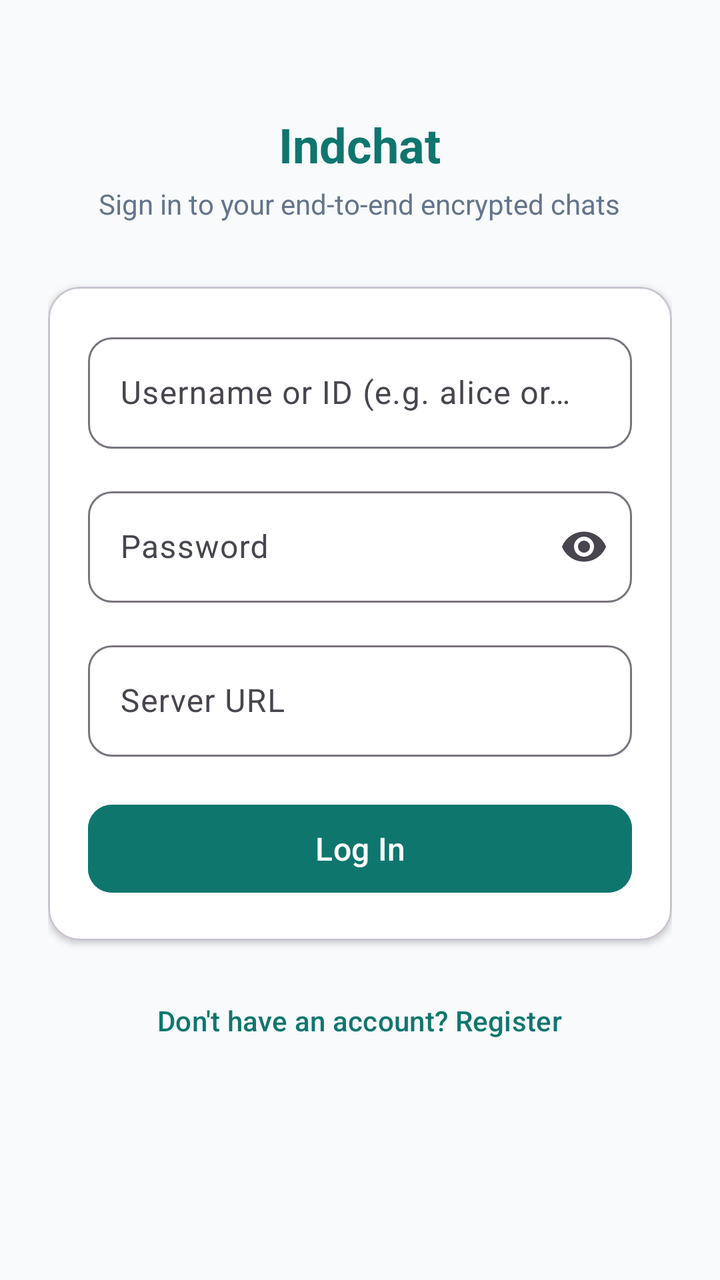
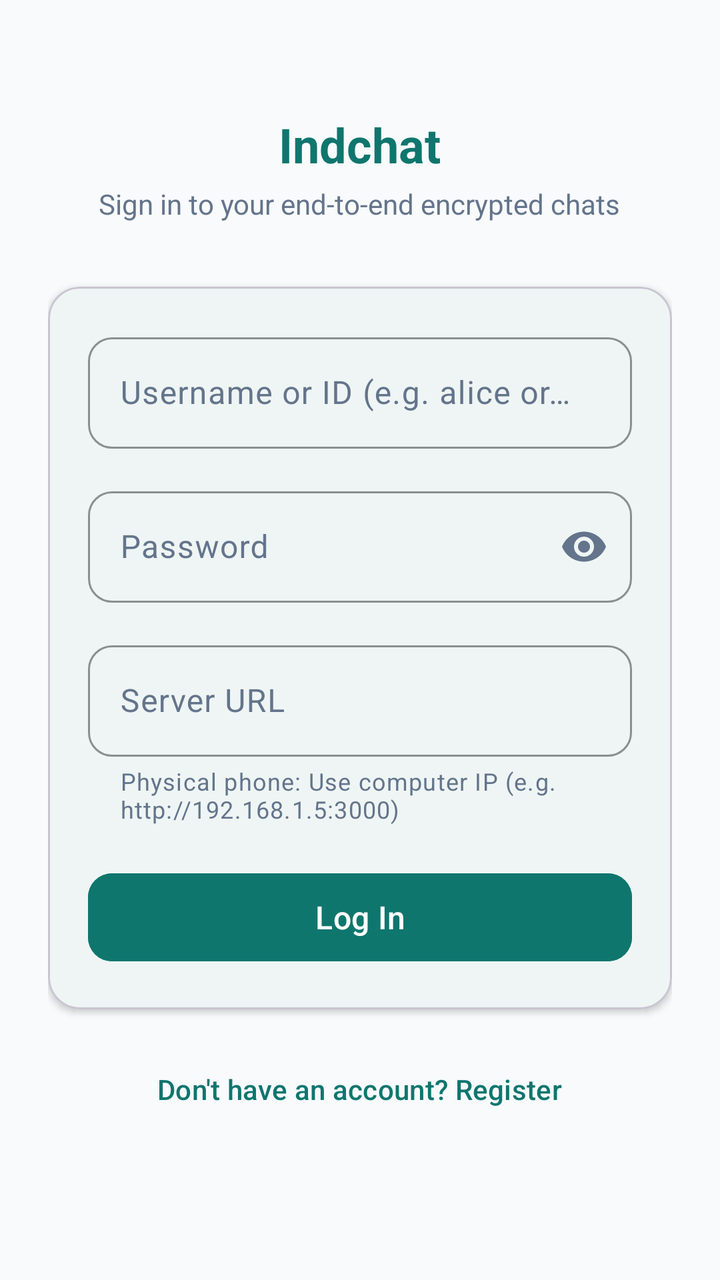

Before-and-after screenshots of an Android layout around one commit, followed by the original layout XML and the change that was made.
<!-- AndroidManifest.xml: application theme Theme.SimpleE2EEChat -->
<!-- res/layout/activity_login.xml -->
<?xml version="1.0" encoding="utf-8"?>
<ScrollView xmlns:android="http://schemas.android.com/apk/res/android"
    xmlns:app="http://schemas.android.com/apk/res-auto"
    android:layout_width="match_parent"
    android:layout_height="match_parent"
    android:fillViewport="true"
    android:background="@color/background_light">

    <LinearLayout
        android:layout_width="match_parent"
        android:layout_height="wrap_content"
        android:orientation="vertical"
        android:padding="24dp"
        android:gravity="center_horizontal">

        <TextView
            android:layout_width="wrap_content"
            android:layout_height="wrap_content"
            android:layout_marginTop="32dp"
            android:text="@string/app_name"
            android:textColor="@color/primary"
            android:textSize="24sp"
            android:textStyle="bold" />

        <TextView
            android:layout_width="wrap_content"
            android:layout_height="wrap_content"
            android:layout_marginTop="4dp"
            android:text="@string/login_subtitle"
            android:textColor="@color/text_secondary"
            android:textSize="14sp" />

        
        <com.google.android.material.card.MaterialCardView
            android:layout_width="match_parent"
            android:layout_height="wrap_content"
            android:layout_marginTop="32dp"
            app:cardCornerRadius="16dp"
            app:cardElevation="2dp"
            app:cardBackgroundColor="@color/surface_light">

            <LinearLayout
                android:layout_width="match_parent"
                android:layout_height="wrap_content"
                android:orientation="vertical"
                android:padding="20dp">

                
                <com.google.android.material.textfield.TextInputLayout
                    android:id="@+id/tilUsername"
                    android:layout_width="match_parent"
                    android:layout_height="wrap_content"
                    android:hint="@string/username_or_id_hint"
                    app:boxBackgroundMode="outline"
                    app:boxCornerRadiusTopStart="12dp"
                    app:boxCornerRadiusTopEnd="12dp"
                    app:boxCornerRadiusBottomStart="12dp"
                    app:boxCornerRadiusBottomEnd="12dp">

                    <com.google.android.material.textfield.TextInputEditText
                        android:id="@+id/etUsername"
                        android:layout_width="match_parent"
                        android:layout_height="wrap_content"
                        android:inputType="textNoSuggestions"
                        android:maxLines="1" />
                </com.google.android.material.textfield.TextInputLayout>

                
                <com.google.android.material.textfield.TextInputLayout
                    android:id="@+id/tilPassword"
                    android:layout_width="match_parent"
                    android:layout_height="wrap_content"
                    android:layout_marginTop="16dp"
                    android:hint="@string/password_hint"
                    app:boxBackgroundMode="outline"
                    app:boxCornerRadiusTopStart="12dp"
                    app:boxCornerRadiusTopEnd="12dp"
                    app:boxCornerRadiusBottomStart="12dp"
                    app:boxCornerRadiusBottomEnd="12dp"
                    app:endIconMode="password_toggle">

                    <com.google.android.material.textfield.TextInputEditText
                        android:id="@+id/etPassword"
                        android:layout_width="match_parent"
                        android:layout_height="wrap_content"
                        android:inputType="textPassword"
                        android:maxLines="1" />
                </com.google.android.material.textfield.TextInputLayout>

                
                <com.google.android.material.textfield.TextInputLayout
                    android:id="@+id/tilServerUrl"
                    android:layout_width="match_parent"
                    android:layout_height="wrap_content"
                    android:layout_marginTop="16dp"
                    android:hint="Server URL"
                    app:boxBackgroundMode="outline"
                    app:boxCornerRadiusTopStart="12dp"
                    app:boxCornerRadiusTopEnd="12dp"
                    app:boxCornerRadiusBottomStart="12dp"
                    app:boxCornerRadiusBottomEnd="12dp">

                    <com.google.android.material.textfield.TextInputEditText
                        android:id="@+id/etServerUrl"
                        android:layout_width="match_parent"
                        android:layout_height="wrap_content"
                        android:inputType="textUri"
                        android:maxLines="1" />
                </com.google.android.material.textfield.TextInputLayout>

                
                <TextView
                    android:id="@+id/tvError"
                    android:layout_width="match_parent"
                    android:layout_height="wrap_content"
                    android:layout_marginTop="12dp"
                    android:textColor="@color/error_red"
                    android:textSize="13sp"
                    android:visibility="gone" />

                
                <com.google.android.material.button.MaterialButton
                    android:id="@+id/btnLogin"
                    android:layout_width="match_parent"
                    android:layout_height="52dp"
                    android:layout_marginTop="20dp"
                    android:text="@string/login_button"
                    android:textSize="16sp"
                    app:cornerRadius="12dp"
                    android:backgroundTint="@color/primary" />

                <ProgressBar
                    android:id="@+id/progressLoading"
                    android:layout_width="wrap_content"
                    android:layout_height="wrap_content"
                    android:layout_gravity="center_horizontal"
                    android:layout_marginTop="16dp"
                    android:indeterminateTint="@color/primary"
                    android:visibility="gone" />
            </LinearLayout>
        </com.google.android.material.card.MaterialCardView>

        
        <com.google.android.material.button.MaterialButton
            android:id="@+id/btnGoRegister"
            style="@style/Widget.Material3.Button.TextButton"
            android:layout_width="wrap_content"
            android:layout_height="wrap_content"
            android:layout_marginTop="16dp"
            android:text="@string/no_account"
            android:textColor="@color/primary" />

    </LinearLayout>
</ScrollView>
<!-- resources referenced by this layout -->
<resources>
  <color name="background_light">#F8FAFC</color>
  <color name="error_red">#EF4444</color>
  <color name="primary">#0F766E</color>
  <color name="surface_light">#FFFFFF</color>
  <color name="text_secondary">#64748B</color>
  <string name="app_name">Indchat</string>
  <string name="login_button">Log In</string>
  <string name="login_subtitle">Sign in to your end-to-end encrypted chats</string>
  <string name="no_account">Don\'t have an account? Register</string>
  <string name="password_hint">Password</string>
  <string name="username_or_id_hint">Username or ID (e.g. alice or E2E-XXXX)</string>
  <style name="Theme.SimpleE2EEChat" parent="Theme.Material3.DayNight.NoActionBar">
          <item name="colorPrimary">@color/primary</item>
          <item name="colorOnPrimary">@color/on_primary</item>
          <item name="colorSecondary">@color/secondary</item>
          <item name="android:statusBarColor">@color/surface_light</item>
          <item name="android:windowLightStatusBar">true</item>
          <item name="android:windowBackground">@color/background_light</item>
      </style>
  <color name="on_primary">#FFFFFF</color>
  <color name="secondary">#0369A1</color>
</resources>

<!-- the commit's change to res/layout/activity_login.xml (unified diff, before → after) -->
@@ -51,18 +51,23 @@
                     android:layout_width="match_parent"
                     android:layout_height="wrap_content"
                     android:hint="@string/username_or_id_hint"
+                    android:textColorHint="@color/text_secondary"
                     app:boxBackgroundMode="outline"
                     app:boxCornerRadiusTopStart="12dp"
                     app:boxCornerRadiusTopEnd="12dp"
                     app:boxCornerRadiusBottomStart="12dp"
-                    app:boxCornerRadiusBottomEnd="12dp">
+                    app:boxCornerRadiusBottomEnd="12dp"
+                    app:boxStrokeColor="@color/primary"
+                    app:hintTextColor="@color/primary">
 
                     <com.google.android.material.textfield.TextInputEditText
                         android:id="@+id/etUsername"
                         android:layout_width="match_parent"
                         android:layout_height="wrap_content"
                         android:inputType="textNoSuggestions"
-                        android:maxLines="1" />
+                        android:maxLines="1"
+                        android:textColor="@color/text_primary"
+                        android:textColorHint="@color/text_muted" />
                 </com.google.android.material.textfield.TextInputLayout>
 
                 
@@ -72,19 +77,25 @@
                     android:layout_height="wrap_content"
                     android:layout_marginTop="16dp"
                     android:hint="@string/password_hint"
+                    android:textColorHint="@color/text_secondary"
                     app:boxBackgroundMode="outline"
                     app:boxCornerRadiusTopStart="12dp"
                     app:boxCornerRadiusTopEnd="12dp"
                     app:boxCornerRadiusBottomStart="12dp"
                     app:boxCornerRadiusBottomEnd="12dp"
-                    app:endIconMode="password_toggle">
+                    app:boxStrokeColor="@color/primary"
+                    app:hintTextColor="@color/primary"
+                    app:endIconMode="password_toggle"
+                    app:endIconTint="@color/text_secondary">
 
                     <com.google.android.material.textfield.TextInputEditText
                         android:id="@+id/etPassword"
                         android:layout_width="match_parent"
                         android:layout_height="wrap_content"
                         android:inputType="textPassword"
-                        android:maxLines="1" />
+                        android:maxLines="1"
+                        android:textColor="@color/text_primary"
+                        android:textColorHint="@color/text_muted" />
                 </com.google.android.material.textfield.TextInputLayout>
 
                 
@@ -94,18 +105,26 @@
                     android:layout_height="wrap_content"
                     android:layout_marginTop="16dp"
                     android:hint="Server URL"
+                    android:textColorHint="@color/text_secondary"
                     app:boxBackgroundMode="outline"
                     app:boxCornerRadiusTopStart="12dp"
                     app:boxCornerRadiusTopEnd="12dp"
                     app:boxCornerRadiusBottomStart="12dp"
-                    app:boxCornerRadiusBottomEnd="12dp">
+                    app:boxCornerRadiusBottomEnd="12dp"
+                    app:boxStrokeColor="@color/primary"
+                    app:hintTextColor="@color/primary"
+                    app:helperText="Physical phone: Use computer IP (e.g. http://192.168.1.5:3000)"
+                    app:helperTextTextColor="@color/text_secondary"
+                    app:helperTextEnabled="true">
 
                     <com.google.android.material.textfield.TextInputEditText
                         android:id="@+id/etServerUrl"
                         android:layout_width="match_parent"
                         android:layout_height="wrap_content"
                         android:inputType="textUri"
-                        android:maxLines="1" />
+                        android:maxLines="1"
+                        android:textColor="@color/text_primary"
+                        android:textColorHint="@color/text_muted" />
                 </com.google.android.material.textfield.TextInputLayout>
 
                 
<!-- resource entries referenced after the edit -->
@@ -4,6 +4,8 @@
   <color name="error_red">#EF4444</color>
   <color name="primary">#0F766E</color>
   <color name="surface_light">#FFFFFF</color>
+  <color name="text_muted">#94A3B8</color>
+  <color name="text_primary">#0F172A</color>
   <color name="text_secondary">#64748B</color>
   <string name="app_name">Indchat</string>
   <string name="login_button">Log In</string>
@@ -11,15 +13,33 @@
   <string name="no_account">Don\'t have an account? Register</string>
   <string name="password_hint">Password</string>
   <string name="username_or_id_hint">Username or ID (e.g. alice or E2E-XXXX)</string>
-  <style name="Theme.SimpleE2EEChat" parent="Theme.Material3.DayNight.NoActionBar">
+  <style name="Theme.SimpleE2EEChat" parent="Theme.Material3.Light.NoActionBar">
           <item name="colorPrimary">@color/primary</item>
           <item name="colorOnPrimary">@color/on_primary</item>
+          <item name="colorPrimaryContainer">@color/primary_container</item>
           <item name="colorSecondary">@color/secondary</item>
+  
+          
+          <item name="colorSurface">@color/surface_light</item>
+          <item name="colorOnSurface">@color/text_primary</item>
+          <item name="colorOnSurfaceVariant">@color/text_secondary</item>
+          <item name="colorOutline">@color/tick_grey</item>
+  
+          
+          <item name="android:textColor">@color/text_primary</item>
+          <item name="android:textColorPrimary">@color/text_primary</item>
+          <item name="android:textColorSecondary">@color/text_secondary</item>
+          <item name="android:textColorHint">@color/text_muted</item>
+          <item name="android:editTextColor">@color/text_primary</item>
+          <item name="editTextColor">@color/text_primary</item>
+  
           <item name="android:statusBarColor">@color/surface_light</item>
           <item name="android:windowLightStatusBar">true</item>
           <item name="android:windowBackground">@color/background_light</item>
       </style>
   <color name="on_primary">#FFFFFF</color>
+  <color name="primary_container">#CCFBF1</color>
   <color name="secondary">#0369A1</color>
+  <color name="tick_grey">#94A3B8</color>
 </resources>
 
